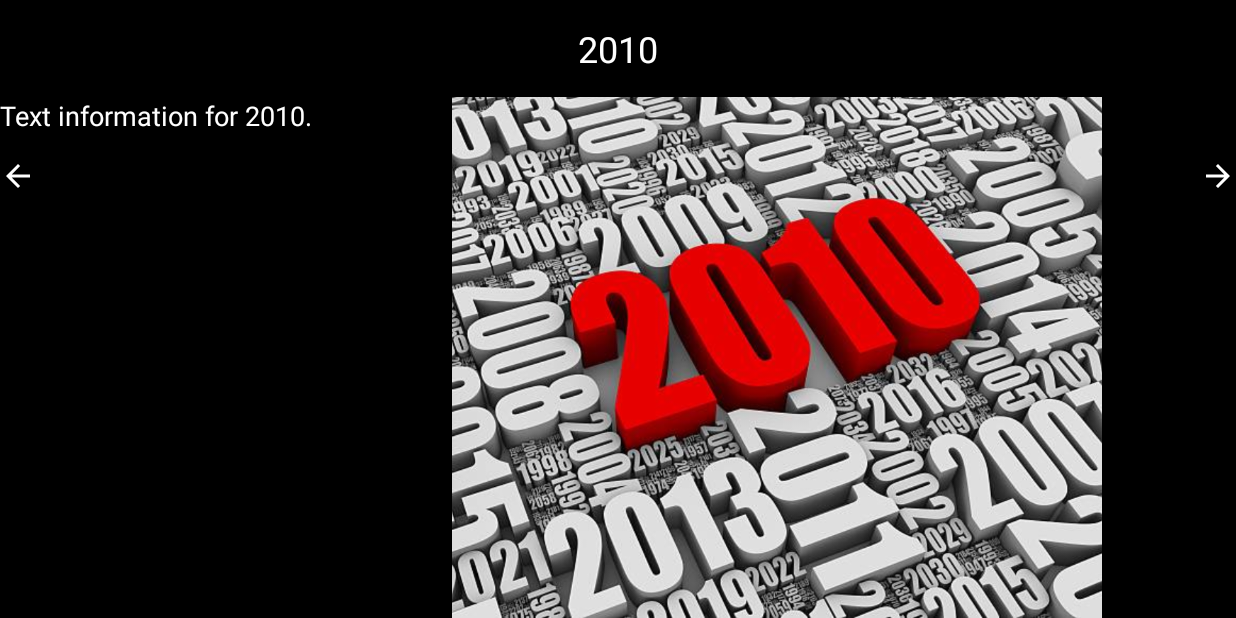
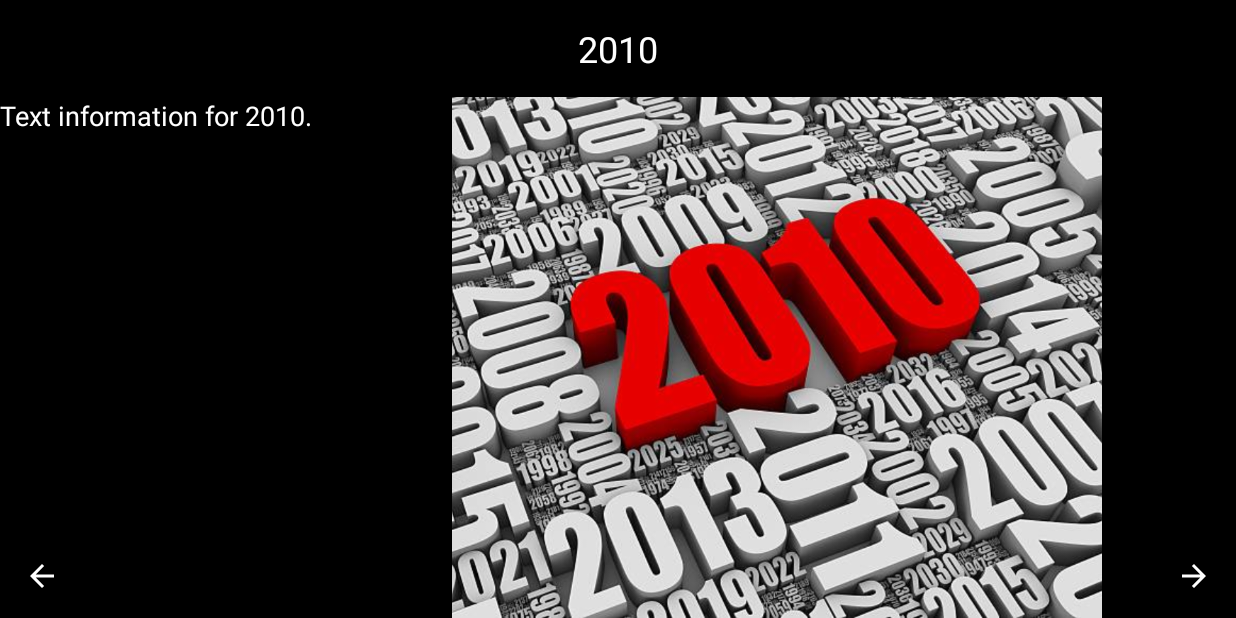
Before and after one commit to sam-mg/JD-S4nd_B0x, an Android app: the Slide_View screen opened directly, with no data from a screen before it, on a phone screen of 824 x 412 dp (held sideways). Run offline under Robolectric (Android 15) with nearby library versions, the phone set to English and light mode, and no system bars.

Commit message:
Adding Files

```diff
--- a/Padmashali/app/src/main/res/layout/activity_rotate_phone.xml
+++ b/Padmashali/app/src/main/res/layout/activity_rotate_phone.xml
@@ -13,7 +13,6 @@
         android:layout_width="match_parent"
         android:layout_height="wrap_content"
         android:scaleType="fitCenter"
-        android:src="@drawable/ic_rotate_phone"
         android:adjustViewBounds="true"
         android:layout_centerVertical="true"
         android:layout_centerHorizontal="true"
--- a/Padmashali/app/src/main/res/layout/activity_slide_view.xml
+++ b/Padmashali/app/src/main/res/layout/activity_slide_view.xml
@@ -48,9 +48,10 @@
         android:layout_height="wrap_content"
         android:src="@drawable/ic_previous"
         android:background="?attr/selectableItemBackground"
-        android:layout_below="@id/yearData"
         android:layout_alignParentStart="true"
-        android:layout_marginTop="16dp"
+        android:layout_alignParentBottom="true"
+        android:layout_marginStart="16dp"
+        android:layout_marginBottom="16dp"
         app:tint="@android:color/white" />
 
     <!-- Next button -->
@@ -60,9 +61,10 @@
         android:layout_height="wrap_content"
         android:src="@drawable/ic_next"
         android:background="?attr/selectableItemBackground"
-        android:layout_below="@id/yearData"
         android:layout_alignParentEnd="true"
-        android:layout_marginTop="16dp"
+        android:layout_alignParentBottom="true"
+        android:layout_marginEnd="16dp"
+        android:layout_marginBottom="16dp"
         app:tint="@android:color/white" />
 
 </RelativeLayout>
```
Also changed, not shown: Padmashali/app/src/main/java/com/jd_s4nd_b0x/padmashali/Rotate_Phone.java (+8 -1 lines), Padmashali/app/src/main/res/drawable/ic_rotate_phone.gif (added), Padmashali/app/src/main/res/drawable/ic_rotate_phone.jpeg (deleted), 1 other file.
